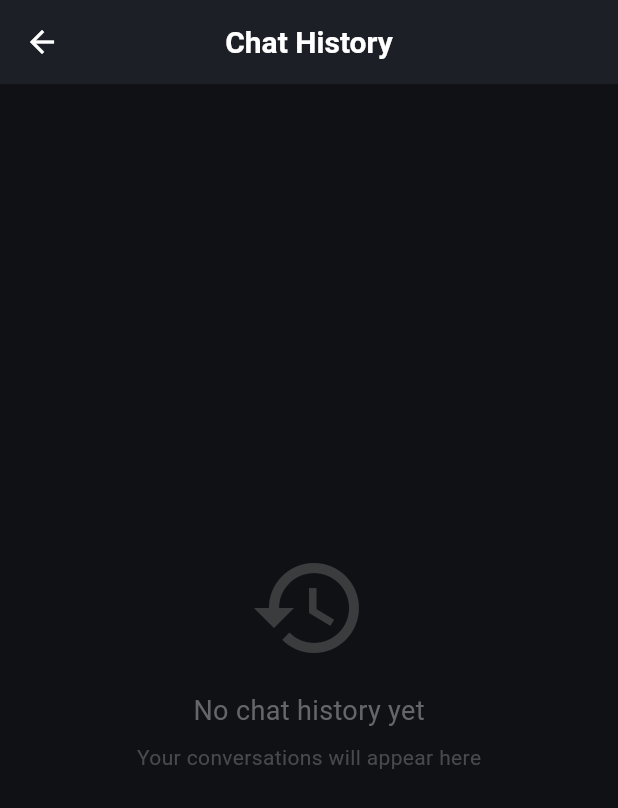
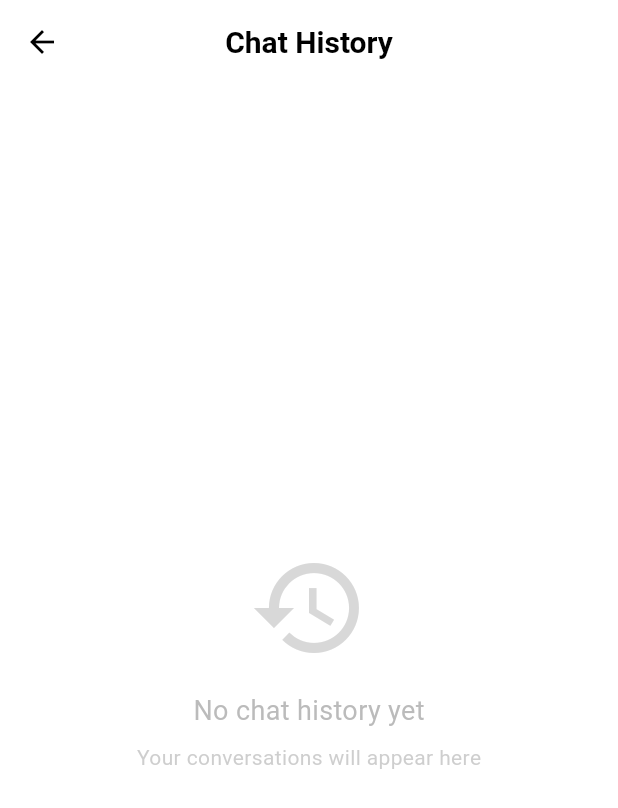
Before and after one commit to itsmeaabhii/flutter-chat-app, a Flutter app: the screen it shows after launch, after a tap on the "history" icon, on a phone screen of 412 x 824 dp. Shown: the top 808 px of the screen. Run offline on Flutter 3.47's test engine with Material 3 defaults, Android fonts, the phone set to English and light mode, and no system bars; our stand-ins replace shared_preferences; accounts and stored records are empty.

Commit message:
Update UI to black, grey, and white color scheme with white background

```diff
--- a/lib/main.dart
+++ b/lib/main.dart
@@ -19,22 +19,23 @@ class AIAssistantApp extends StatelessWidget {
       title: 'Chat AI',
       debugShowCheckedModeBanner: false,
       theme: ThemeData(
-        brightness: Brightness.dark,
-        primaryColor: const Color(0xFFFFFFFF),
-        scaffoldBackgroundColor: const Color(0xFF000000),
-        cardColor: const Color(0xFF1A1A1A),
+        brightness: Brightness.light,
+        primaryColor: const Color(0xFF000000),
+        scaffoldBackgroundColor: const Color(0xFFFFFFFF),
+        cardColor: const Color(0xFFF5F5F5),
         useMaterial3: true,
         textTheme: const TextTheme(
-          bodyLarge: TextStyle(color: Color(0xFFFFFFFF)),
-          bodyMedium: TextStyle(color: Color(0xFFFFFFFF)),
+          bodyLarge: TextStyle(color: Color(0xFF000000)),
+          bodyMedium: TextStyle(color: Color(0xFF000000)),
         ),
         appBarTheme: const AppBarTheme(
-          backgroundColor: Color(0xFF1A1A1A),
+          backgroundColor: Color(0xFFFFFFFF),
+          foregroundColor: Color(0xFF000000),
           elevation: 0,
           centerTitle: true,
         ),
       ),
-      themeMode: ThemeMode.dark,
+      themeMode: ThemeMode.light,
       home: const ChatScreen(),
     );
   }
--- a/lib/screens/chat_history_screen.dart
+++ b/lib/screens/chat_history_screen.dart
@@ -51,26 +51,26 @@ class _ChatHistoryScreenState extends State<ChatHistoryScreen> {
   @override
   Widget build(BuildContext context) {
     return Scaffold(
-      backgroundColor: const Color(0xFF0F1115),
+      backgroundColor: const Color(0xFFFFFFFF),
       appBar: AppBar(
-        backgroundColor: const Color(0xFF1C1F26),
+        backgroundColor: const Color(0xFFFFFFFF),
         elevation: 0,
         title: const Text(
           'Chat History',
           style: TextStyle(
             fontSize: 20,
             fontWeight: FontWeight.w700,
-            color: Colors.white,
+            color: Colors.black,
           ),
         ),
         leading: IconButton(
-          icon: const Icon(Icons.arrow_back, color: Colors.white),
+          icon: const Icon(Icons.arrow_back, color: Colors.black),
           onPressed: () => Navigator.pop(context),
         ),
         actions: [
           if (_sessions.isNotEmpty)
             PopupMenuButton<String>(
-              icon: const Icon(Icons.more_vert, color: Colors.white),
+              icon: const Icon(Icons.more_vert, color: Colors.black),
               onSelected: (value) async {
                 if (value == 'clear') {
                   final confirm = await showDialog<bool>(
@@ -126,13 +126,13 @@ class _ChatHistoryScreenState extends State<ChatHistoryScreen> {
                       Icon(
                         Icons.history,
                         size: 80,
-                        color: Colors.grey.withOpacity(0.3),
+                        color: Colors.grey.withOpacity(0.4),
                       ),
                       const SizedBox(height: 16),
                       Text(
                         'No chat history yet',
                         style: TextStyle(
-                          color: Colors.grey.withOpacity(0.6),
+                          color: Colors.grey.withOpacity(0.7),
                           fontSize: 18,
                         ),
                       ),
@@ -140,7 +140,7 @@ class _ChatHistoryScreenState extends State<ChatHistoryScreen> {
                       Text(
                         'Your conversations will appear here',
                         style: TextStyle(
-                          color: Colors.grey.withOpacity(0.4),
+                          color: Colors.grey.withOpacity(0.5),
                           fontSize: 14,
                         ),
                       ),
@@ -174,10 +174,10 @@ class _ChatHistoryScreenState extends State<ChatHistoryScreen> {
                           margin: const EdgeInsets.only(bottom: 12),
                           padding: const EdgeInsets.all(16),
                           decoration: BoxDecoration(
-                            color: const Color(0xFF1A1A1A),
+                            color: const Color(0xFFF5F5F5),
                             borderRadius: BorderRadius.circular(16),
                             border: Border.all(
-                              color: const Color(0xFF2D2D2D),
+                              color: const Color(0xFFE0E0E0),
                               width: 1,
                             ),
                           ),
@@ -189,12 +189,12 @@ class _ChatHistoryScreenState extends State<ChatHistoryScreen> {
                                   Container(
                                     padding: const EdgeInsets.all(8),
                                     decoration: BoxDecoration(
-                                      color: Colors.white,
+                                      color: Colors.black,
                                       borderRadius: BorderRadius.circular(8),
                                     ),
                                     child: const Icon(
                                       Icons.chat_bubble_outline,
-                                      color: Colors.black,
+                                      color: Colors.white,
                                       size: 16,
                                     ),
                                   ),
@@ -207,7 +207,7 @@ class _ChatHistoryScreenState extends State<ChatHistoryScreen> {
                                         Text(
                                           session.title,
                                           style: const TextStyle(
-                                            color: Color(0xFFE5E7EB),
+                                            color: Color(0xFF000000),
                                             fontSize: 15,
                                             fontWeight: FontWeight.w600,
                                           ),
@@ -218,7 +218,7 @@ class _ChatHistoryScreenState extends State<ChatHistoryScreen> {
                                         Text(
                                           _formatDate(session.timestamp),
                                           style: const TextStyle(
-                                            color: Color(0xFF6B7280),
+                                            color: Color(0xFF757575),
                                             fontSize: 12,
                                           ),
                                         ),
@@ -227,7 +227,7 @@ class _ChatHistoryScreenState extends State<ChatHistoryScreen> {
                                   ),
                                   Icon(
                                     Icons.chevron_right,
-                                    color: Colors.grey.withOpacity(0.5),
+                                    color: Colors.grey.withOpacity(0.6),
                                   ),
                                 ],
                               ),
@@ -236,7 +236,7 @@ class _ChatHistoryScreenState extends State<ChatHistoryScreen> {
                                 Text(
                                   session.preview,
                                   style: const TextStyle(
-                                    color: Color(0xFF9CA3AF),
+                                    color: Color(0xFF616161),
                                     fontSize: 13,
                                   ),
                                   maxLines: 2,
@@ -247,7 +247,7 @@ class _ChatHistoryScreenState extends State<ChatHistoryScreen> {
                               Text(
                                 '${session.messages.length} messages',
                                 style: const TextStyle(
-                                  color: Color(0xFF6B7280),
+                                  color: Color(0xFF9E9E9E),
                                   fontSize: 11,
                                 ),
                               ),
--- a/lib/screens/chat_screen.dart
+++ b/lib/screens/chat_screen.dart
@@ -136,10 +136,10 @@ class _ChatScreenState extends State<ChatScreen> {
     return Scaffold(
       appBar: AppBar(
         elevation: 0,
-        backgroundColor: const Color(0xFF1A1A1A),
+        backgroundColor: const Color(0xFFFFFFFF),
         toolbarHeight: 64,
         leading: IconButton(
-          icon: const Icon(Icons.history, color: Colors.white, size: 24),
+          icon: const Icon(Icons.history, color: Colors.black, size: 24),
           onPressed: () async {
             final session = await Navigator.push<ChatSession>(
               context,
@@ -158,14 +158,14 @@ class _ChatScreenState extends State<ChatScreen> {
           style: TextStyle(
             fontSize: 20,
             fontWeight: FontWeight.w700,
-            color: Colors.white,
+            color: Colors.black,
             letterSpacing: 0.5,
           ),
         ),
         centerTitle: true,
         actions: [
           PopupMenuButton<String>(
-            icon: const Icon(Icons.more_vert, color: Color(0xFFE5E7EB)),
+            icon: const Icon(Icons.more_vert, color: Colors.black),
             onSelected: (value) async {
               if (value == 'new') {
                 if (_messages.length >= 2) {
@@ -246,12 +246,12 @@ class _ChatScreenState extends State<ChatScreen> {
     return Container(
       padding: const EdgeInsets.symmetric(horizontal: 16, vertical: 16),
       decoration: BoxDecoration(
-        color: const Color(0xFF1A1A1A),
+        color: const Color(0xFFF5F5F5),
         boxShadow: [
           BoxShadow(
-            color: Colors.black.withOpacity(0.5),
-            blurRadius: 20,
-            offset: const Offset(0, -4),
+            color: Colors.black.withOpacity(0.1),
+            blurRadius: 10,
+            offset: const Offset(0, -2),
           ),
         ],
       ),
@@ -264,10 +264,10 @@ class _ChatScreenState extends State<ChatScreen> {
                 constraints: const BoxConstraints(maxHeight: 120),
                 padding: const EdgeInsets.symmetric(horizontal: 18, vertical: 4),
                 decoration: BoxDecoration(
-                  color: const Color(0xFF2D2D2D),
+                  color: const Color(0xFFFFFFFF),
                   borderRadius: BorderRadius.circular(28),
                   border: Border.all(
-                    color: const Color(0xFF404040),
+                    color: const Color(0xFFE0E0E0),
                     width: 1,
                   ),
                 ),
@@ -277,7 +277,7 @@ class _ChatScreenState extends State<ChatScreen> {
                   textInputAction: TextInputAction.send,
                   onSubmitted: (_) => _sendMessage(),
                   style: const TextStyle(
-                    color: Color(0xFFFFFFFF),
+                    color: Color(0xFF000000),
                     fontSize: 15,
                     height: 1.4,
                   ),
@@ -286,7 +286,7 @@ class _ChatScreenState extends State<ChatScreen> {
                     border: InputBorder.none,
                     contentPadding: EdgeInsets.symmetric(vertical: 12),
                     hintStyle: TextStyle(
-                      color: Color(0xFF808080),
+                      color: Color(0xFF9E9E9E),
                       fontSize: 15,
                     ),
                   ),
@@ -298,14 +298,14 @@ class _ChatScreenState extends State<ChatScreen> {
               width: 44,
               height: 44,
               decoration: BoxDecoration(
-                color: hasText ? Colors.white : const Color(0xFF2D2D2D),
+                color: hasText ? Colors.black : const Color(0xFFE0E0E0),
                 shape: BoxShape.circle,
                 boxShadow: hasText
                     ? [
                         BoxShadow(
-                          color: Colors.white.withOpacity(0.3),
-                          blurRadius: 12,
-                          offset: const Offset(0, 4),
+                          color: Colors.black.withOpacity(0.2),
+                          blurRadius: 8,
+                          offset: const Offset(0, 2),
                         ),
                       ]
                     : null,
@@ -313,7 +313,7 @@ class _ChatScreenState extends State<ChatScreen> {
               child: IconButton(
                 icon: Icon(
                   Icons.arrow_upward_rounded,
-                  color: hasText ? Colors.black : const Color(0xFF808080),
+                  color: hasText ? Colors.white : const Color(0xFF9E9E9E),
                   size: 22,
                 ),
                 onPressed: _isTyping || !hasText ? null : _sendMessage,
--- a/lib/widgets/message_bubble.dart
+++ b/lib/widgets/message_bubble.dart
@@ -21,17 +21,17 @@ class MessageBubble extends StatelessWidget {
               width: 36,
               height: 36,
               decoration: BoxDecoration(
-                color: Colors.white,
+                color: Colors.black,
                 borderRadius: BorderRadius.circular(10),
                 boxShadow: [
                   BoxShadow(
-                    color: Colors.white.withOpacity(0.2),
+                    color: Colors.black.withOpacity(0.1),
                     blurRadius: 8,
                     offset: const Offset(0, 2),
                   ),
                 ],
               ),
-              child: const Icon(Icons.auto_awesome, color: Colors.black, size: 20),
+              child: const Icon(Icons.auto_awesome, color: Colors.white, size: 20),
             ),
             const SizedBox(width: 12),
           ],
@@ -42,25 +42,25 @@ class MessageBubble extends StatelessWidget {
                 padding: const EdgeInsets.symmetric(horizontal: 18, vertical: 14),
                 decoration: BoxDecoration(
                   color: message.isUser
-                      ? const Color(0xFFFFFFFF)
-                      : const Color(0xFF1A1A1A),
+                      ? const Color(0xFF000000)
+                      : const Color(0xFFF5F5F5),
                   borderRadius: BorderRadius.circular(20),
                   border: Border.all(
-                    color: message.isUser ? Colors.white : const Color(0xFF2D2D2D),
+                    color: message.isUser ? Colors.black : const Color(0xFFE0E0E0),
                     width: 1,
                   ),
                   boxShadow: [
                     BoxShadow(
-                      color: Colors.black.withOpacity(0.2),
-                      blurRadius: 8,
-                      offset: const Offset(0, 2),
+                      color: Colors.black.withOpacity(0.05),
+                      blurRadius: 4,
+                      offset: const Offset(0, 1),
                     ),
                   ],
                 ),
                 child: Text(
                   message.text,
                   style: TextStyle(
-                    color: message.isUser ? Colors.black : const Color(0xFFFFFFFF),
+                    color: message.isUser ? const Color(0xFFFFFFFF) : Colors.black,
                     fontSize: 15,
                     height: 1.6,
                     letterSpacing: 0.2,
--- a/lib/widgets/typing_indicator.dart
+++ b/lib/widgets/typing_indicator.dart
@@ -37,33 +37,33 @@ class _TypingIndicatorState extends State<TypingIndicator>
             width: 36,
             height: 36,
             decoration: BoxDecoration(
-              color: Colors.white,
+              color: Colors.black,
               borderRadius: BorderRadius.circular(10),
               boxShadow: [
                 BoxShadow(
-                  color: Colors.white.withOpacity(0.2),
+                  color: Colors.black.withOpacity(0.1),
                   blurRadius: 8,
                   offset: const Offset(0, 2),
                 ),
               ],
             ),
-            child: const Icon(Icons.auto_awesome, color: Colors.black, size: 20),
+            child: const Icon(Icons.auto_awesome, color: Colors.white, size: 20),
           ),
           const SizedBox(width: 12),
           Container(
             padding: const EdgeInsets.symmetric(horizontal: 18, vertical: 14),
             decoration: BoxDecoration(
-              color: const Color(0xFF1A1A1A),
+              color: const Color(0xFFF5F5F5),
               borderRadius: BorderRadius.circular(20),
               border: Border.all(
-                color: const Color(0xFF2D2D2D),
+                color: const Color(0xFFE0E0E0),
                 width: 1,
               ),
               boxShadow: [
                 BoxShadow(
-                  color: Colors.black.withOpacity(0.2),
-                  blurRadius: 8,
-                  offset: const Offset(0, 2),
+                  color: Colors.black.withOpacity(0.05),
+                  blurRadius: 4,
+                  offset: const Offset(0, 1),
                 ),
               ],
             ),
@@ -96,7 +96,7 @@ class _TypingIndicatorState extends State<TypingIndicator>
             width: 8,
             height: 8,
             decoration: BoxDecoration(
-              color: Colors.white.withOpacity(opacity.clamp(0.4, 1.0)),
+              color: Colors.black.withOpacity(opacity.clamp(0.3, 0.7)),
               shape: BoxShape.circle,
             ),
           ),
```
